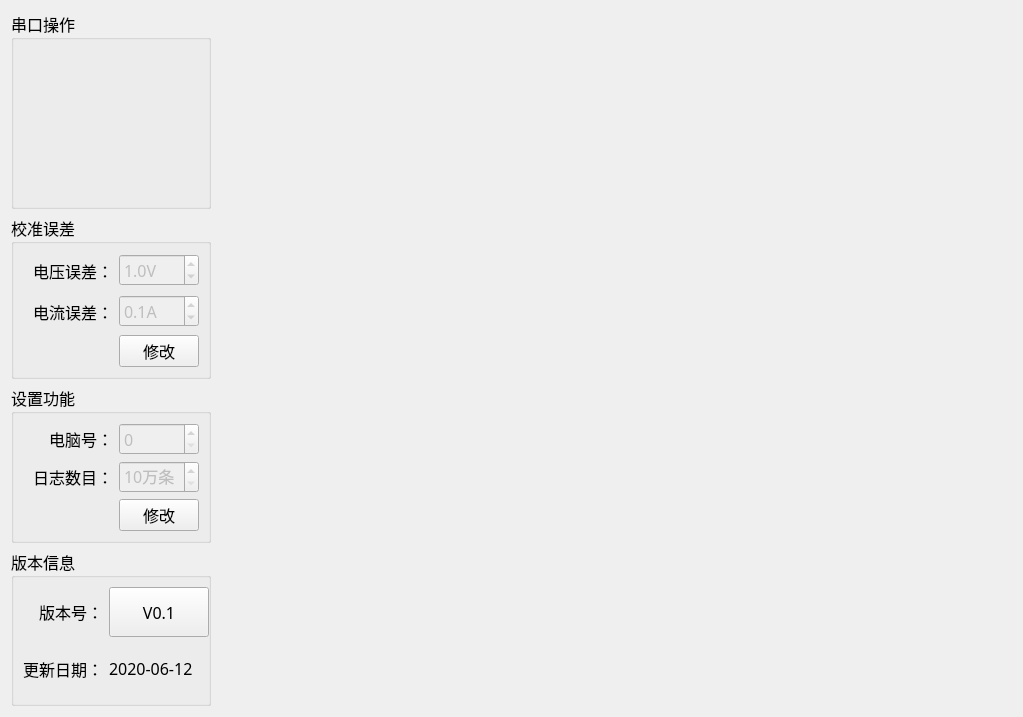
ChinaClever/PDU-CalibrateTool, file PDU-CalibrateTool/setups/setup_mainwid.ui: the form before one commit.
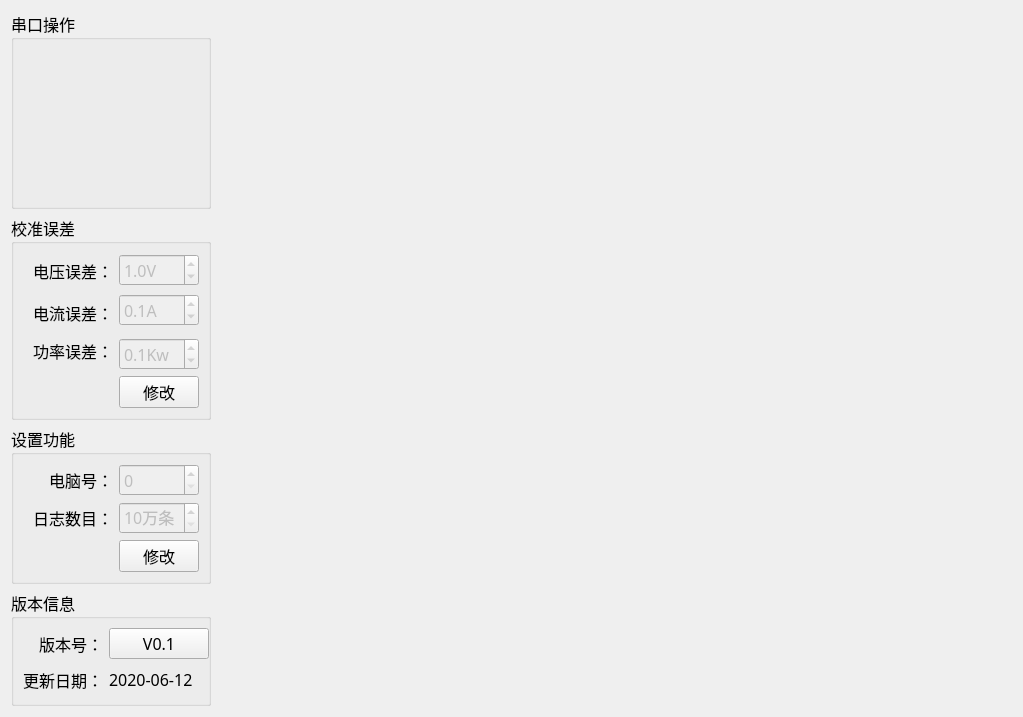
The form after the commit.

Patch:
```diff
--- a/PDU-CalibrateTool/setups/setup_mainwid.ui
+++ b/PDU-CalibrateTool/setups/setup_mainwid.ui
@@ -90,7 +90,7 @@
      <property name="maximumSize">
       <size>
        <width>200</width>
-       <height>200</height>
+       <height>240</height>
       </size>
      </property>
      <property name="font">
@@ -103,7 +103,7 @@
       <string>校准误差</string>
      </property>
      <layout class="QGridLayout" name="gridLayout_3">
-      <item row="0" column="0">
+      <item row="0" column="1">
        <widget class="QLabel" name="label_10">
         <property name="minimumSize">
          <size>
@@ -119,7 +119,7 @@
         </property>
        </widget>
       </item>
-      <item row="0" column="1">
+      <item row="0" column="2">
        <widget class="QDoubleSpinBox" name="volErrBox">
         <property name="enabled">
          <bool>false</bool>
@@ -144,7 +144,7 @@
         </property>
        </widget>
       </item>
-      <item row="1" column="0">
+      <item row="1" column="0" rowspan="2" colspan="2">
        <widget class="QLabel" name="label_9">
         <property name="minimumSize">
          <size>
@@ -160,7 +160,7 @@
         </property>
        </widget>
       </item>
-      <item row="1" column="1">
+      <item row="1" column="2">
        <widget class="QDoubleSpinBox" name="curErrBox">
         <property name="enabled">
          <bool>false</bool>
@@ -191,7 +191,54 @@
         </property>
        </widget>
       </item>
-      <item row="2" column="0">
+      <item row="2" column="1" rowspan="2">
+       <widget class="QLabel" name="label_11">
+        <property name="minimumSize">
+         <size>
+          <width>0</width>
+          <height>35</height>
+         </size>
+        </property>
+        <property name="text">
+         <string>功率误差：</string>
+        </property>
+        <property name="alignment">
+         <set>Qt::AlignRight|Qt::AlignTrailing|Qt::AlignVCenter</set>
+        </property>
+       </widget>
+      </item>
+      <item row="3" column="2">
+       <widget class="QDoubleSpinBox" name="powErrBox">
+        <property name="enabled">
+         <bool>false</bool>
+        </property>
+        <property name="minimumSize">
+         <size>
+          <width>0</width>
+          <height>30</height>
+         </size>
+        </property>
+        <property name="prefix">
+         <string/>
+        </property>
+        <property name="suffix">
+         <string>Kw</string>
+        </property>
+        <property name="decimals">
+         <number>1</number>
+        </property>
+        <property name="maximum">
+         <double>0.200000000000000</double>
+        </property>
+        <property name="singleStep">
+         <double>0.100000000000000</double>
+        </property>
+        <property name="value">
+         <double>0.100000000000000</double>
+        </property>
+       </widget>
+      </item>
+      <item row="4" column="1">
        <spacer name="horizontalSpacer">
         <property name="orientation">
          <enum>Qt::Horizontal</enum>
@@ -204,7 +251,7 @@
         </property>
        </spacer>
       </item>
-      <item row="2" column="1">
+      <item row="4" column="2">
        <widget class="QPushButton" name="saveBtn">
         <property name="text">
          <string>修改</string>
@@ -345,7 +392,7 @@
         <property name="minimumSize">
          <size>
           <width>100</width>
-          <height>50</height>
+          <height>30</height>
          </size>
         </property>
         <property name="text">
```
